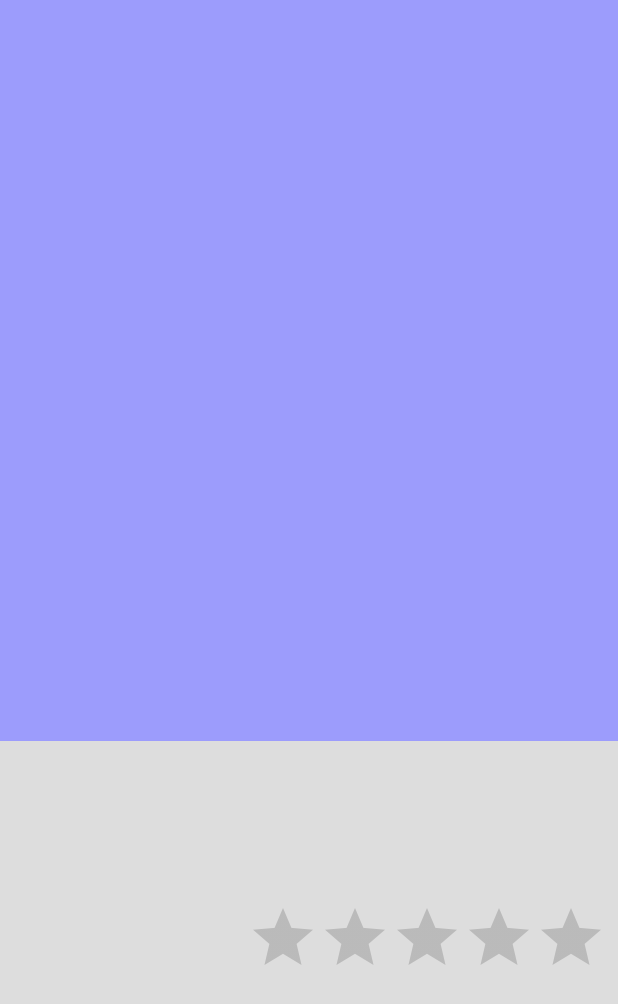
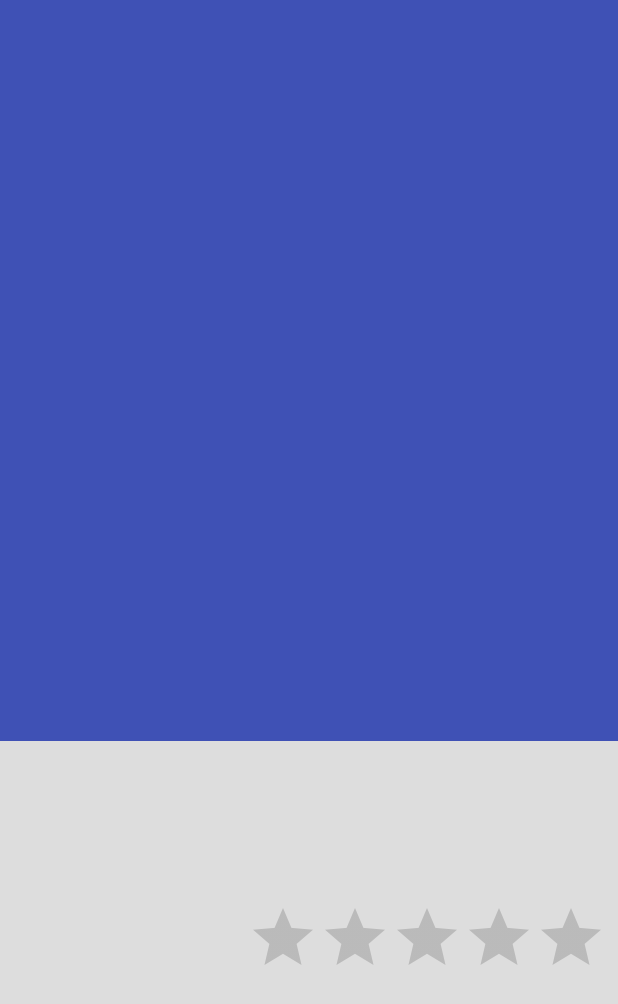
Before and after one commit to gavingt/Popular-Movies, an Android app: the layout fragment_details.xml on its own in the app's theme, with its tools: preview values and no code run, on a phone screen of 412 x 824 dp. Shown: the top 1004 px of the screen. Run offline under Robolectric (Android 15) with nearby library versions, the phone set to English and light mode, and no system bars.

Commit message:
A couple odds and ends before fixing TextView cutoff issue

```diff
--- a/app/src/main/java/com/example/gavin/movies/DetailsFragment.java
+++ b/app/src/main/java/com/example/gavin/movies/DetailsFragment.java
@@ -35,7 +35,7 @@ public class DetailsFragment extends Fragment {
 
     private final String LOG_TAG = DetailsFragment.class.getSimpleName();
 
-    private final String BACKGROUND_URL_PREFIX = "http://image.tmdb.org/t/p/w780";
+    private final String BACKGROUND_URL_PREFIX = "http://image.tmdb.org/t/p/w500";
     private final String POSTER_URL_PREFIX = "http://image.tmdb.org/t/p/w185";
 
 
--- a/app/src/main/res/layout/fragment_details.xml
+++ b/app/src/main/res/layout/fragment_details.xml
@@ -13,7 +13,7 @@
         <ImageView
             android:id="@+id/background_image"
             android:layout_width="match_parent"
-            android:background="#600000FF"
+            android:background="@color/colorPrimary"
             android:layout_height="match_parent"
             android:scaleType="centerCrop" />
 
```
